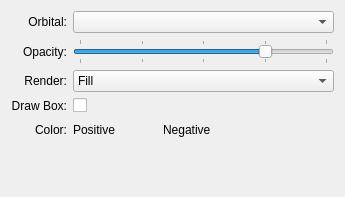
First picture: the form in libavogadro/src/engines/orbitalsettingswidget.ui, repository cryos/avogadro, before the edit.
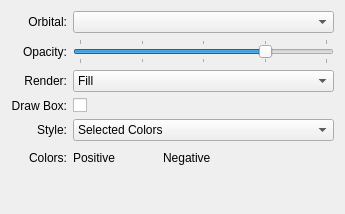
Second picture: the form after the edit. Custom widgets are drawn as their Qt base class.

Commit message: Improvements to orbital engine handling of colored meshes.

Diff of the .ui file:
```diff
--- a/libavogadro/src/engines/orbitalsettingswidget.ui
+++ b/libavogadro/src/engines/orbitalsettingswidget.ui
@@ -7,7 +7,7 @@
     <x>0</x>
     <y>0</y>
     <width>331</width>
-    <height>197</height>
+    <height>214</height>
    </rect>
   </property>
   <layout class="QGridLayout" name="gridLayout">
@@ -124,9 +124,9 @@
     </widget>
    </item>
    <item row="4" column="0">
-    <widget class="QLabel" name="colorLabel">
+    <widget class="QLabel" name="colorLabel_4">
      <property name="text">
-      <string>Color:</string>
+      <string>Style:</string>
      </property>
      <property name="alignment">
       <set>Qt::AlignRight|Qt::AlignTrailing|Qt::AlignVCenter</set>
@@ -134,6 +134,30 @@
     </widget>
    </item>
    <item row="4" column="1">
+    <widget class="QComboBox" name="colorCombo">
+     <item>
+      <property name="text">
+       <string>Selected Colors</string>
+      </property>
+     </item>
+     <item>
+      <property name="text">
+       <string>Mapped Colors</string>
+      </property>
+     </item>
+    </widget>
+   </item>
+   <item row="5" column="0">
+    <widget class="QLabel" name="colorLabel">
+     <property name="text">
+      <string>Colors:</string>
+     </property>
+     <property name="alignment">
+      <set>Qt::AlignRight|Qt::AlignTrailing|Qt::AlignVCenter</set>
+     </property>
+    </widget>
+   </item>
+   <item row="5" column="1">
     <layout class="QHBoxLayout">
      <item>
       <widget class="QLabel" name="colorLabel_2">
@@ -196,7 +220,7 @@
      </item>
     </layout>
    </item>
-   <item row="5" column="0" colspan="2">
+   <item row="6" column="0" colspan="2">
     <spacer>
      <property name="orientation">
       <enum>Qt::Vertical</enum>
```
Left out of the diff: 20 changed lines with no effect on the pictures. The commit also changes 2 other files.
